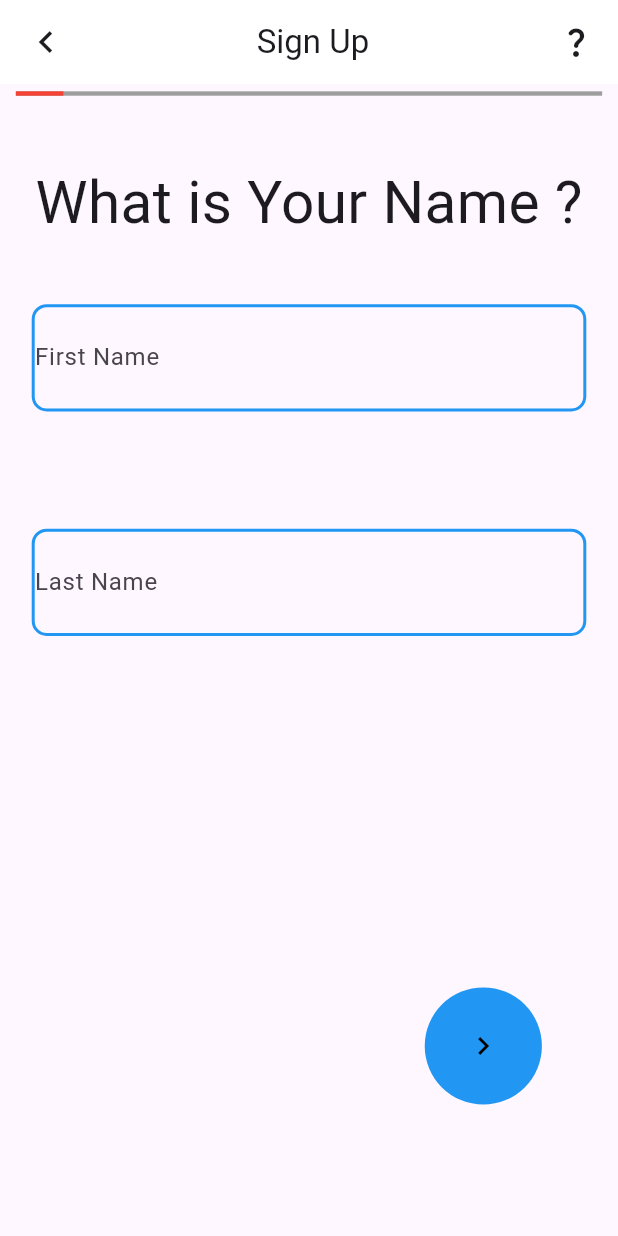
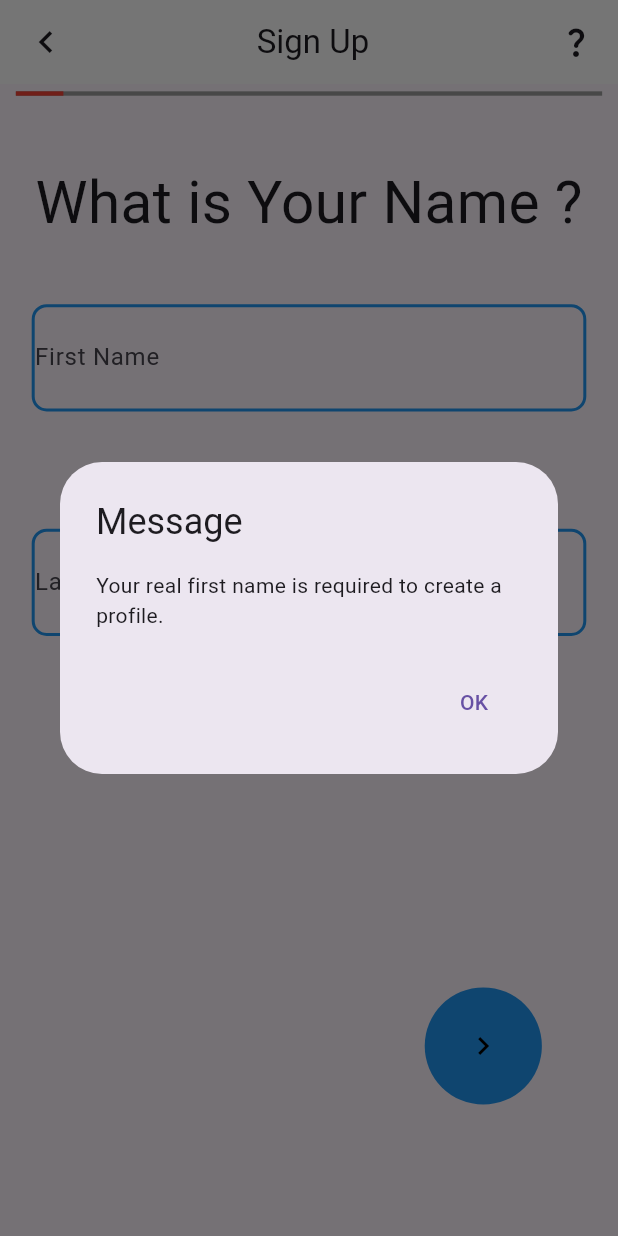
Before and after one commit to HenokMekuanint/Prophecius_test, a Flutter app: the screen it shows after launch, after a tap on the "keyboard arrow right" icon, on a phone screen of 412 x 824 dp. Run offline on Flutter 3.47's test engine with Material 2 defaults, Android fonts, the phone set to English and light mode, and no system bars.

Commit message:
prohecius

```diff
--- a/prohecius_test/lib/main.dart
+++ b/prohecius_test/lib/main.dart
@@ -45,6 +45,26 @@ class _MyHomePageState extends State<MyHomePage> {
         )));
   }
 
+void showPopupMessage(BuildContext context) {
+  showDialog(
+    context: context,
+    builder: (BuildContext context) {
+      return AlertDialog(
+        title: Text('Message'),
+        content: Text('Your real first name is required to create a profile.'),
+        actions: <Widget>[
+          TextButton(
+            child: Text('OK'),
+            onPressed: () {
+              Navigator.of(context).pop(); // Close the dialog
+            },
+          ),
+        ],
+      );
+    },
+  );
+}
+
   @override
   Widget build(BuildContext context) {
     return SafeArea(
@@ -65,9 +85,7 @@ class _MyHomePageState extends State<MyHomePage> {
                   ],
                 ),
 
-
-              ],
-            )),
+                ])),
         body: Column(
           children: <Widget>[
             Padding(
@@ -142,7 +160,13 @@ class _MyHomePageState extends State<MyHomePage> {
                 backgroundColor: isFormFilled() ? Colors.red : Colors.blue,
                 child: IconButton(
                     color: Colors.black,
-                    onPressed: () {},
+                    onPressed: () {
+                       if (!isFormFilled()) {
+                      showPopupMessage(context);
+                    } else {
+
+                    }
+                    },
                     icon: Icon(
                       Icons.keyboard_arrow_right,
                     )),
```
